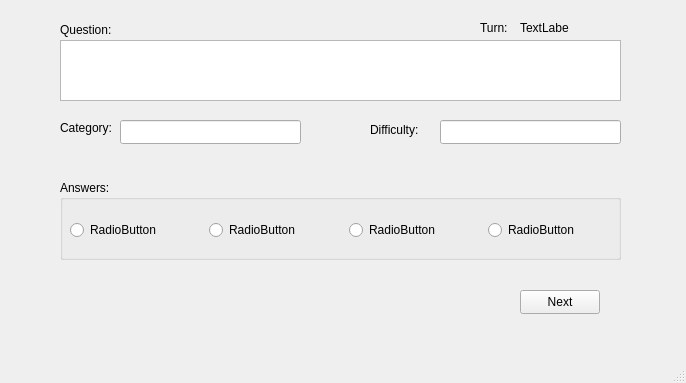
Before: the Qt Designer form mainwindow.ui in nimakkhezri/KOQ, drawn with Qt 5.
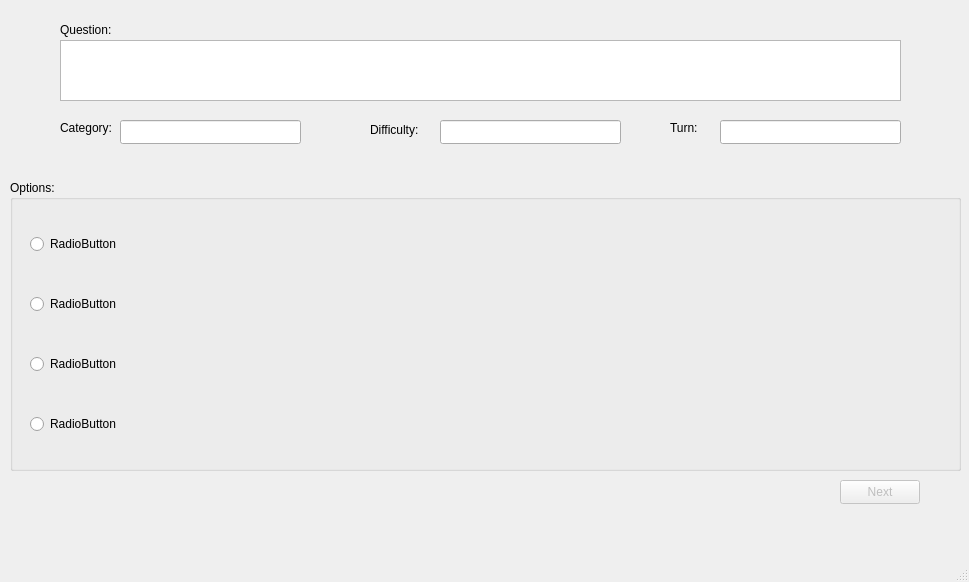
After: the same form once the commit is applied. The open tabs and pages were chosen to show the change.

What changed in the file:
```diff
--- a/mainwindow.ui
+++ b/mainwindow.ui
@@ -6,8 +6,8 @@
    <rect>
     <x>0</x>
     <y>0</y>
-    <width>686</width>
-    <height>383</height>
+    <width>969</width>
+    <height>582</height>
    </rect>
   </property>
   <property name="windowTitle">
@@ -19,8 +19,8 @@
      <rect>
       <x>0</x>
       <y>-30</y>
-      <width>731</width>
-      <height>381</height>
+      <width>971</width>
+      <height>591</height>
      </rect>
     </property>
     <widget class="QWidget" name="p1">
@@ -587,7 +587,7 @@
        <rect>
         <x>60</x>
         <y>70</y>
-        <width>561</width>
+        <width>841</width>
         <height>61</height>
        </rect>
       </property>
@@ -657,46 +657,25 @@
      <widget class="QGroupBox" name="groupBox">
       <property name="geometry">
        <rect>
-        <x>60</x>
+        <x>10</x>
         <y>210</y>
-        <width>561</width>
-        <height>80</height>
+        <width>951</width>
+        <height>291</height>
        </rect>
       </property>
       <property name="title">
-       <string>Answers:</string>
+       <string>Options:</string>
       </property>
       <widget class="QWidget" name="horizontalLayoutWidget_5">
        <property name="geometry">
         <rect>
-         <x>10</x>
+         <x>20</x>
          <y>20</y>
-         <width>551</width>
-         <height>61</height>
+         <width>931</width>
+         <height>271</height>
         </rect>
        </property>
-       <layout class="QHBoxLayout" name="horizontalLayout_8">
-        <item>
-         <widget class="QRadioButton" name="radioButton_4">
-          <property name="text">
-           <string>RadioButton</string>
-          </property>
-         </widget>
-        </item>
-        <item>
-         <widget class="QRadioButton" name="radioButton_3">
-          <property name="text">
-           <string>RadioButton</string>
-          </property>
-         </widget>
-        </item>
-        <item>
-         <widget class="QRadioButton" name="radioButton_2">
-          <property name="text">
-           <string>RadioButton</string>
-          </property>
-         </widget>
-        </item>
+       <layout class="QVBoxLayout" name="verticalLayout_3">
         <item>
          <widget class="QRadioButton" name="radioButton">
           <property name="text">
@@ -704,14 +683,38 @@
           </property>
          </widget>
         </item>
+        <item>
+         <widget class="QRadioButton" name="radioButton_2">
+          <property name="text">
+           <string>RadioButton</string>
+          </property>
+         </widget>
+        </item>
+        <item>
+         <widget class="QRadioButton" name="radioButton_3">
+          <property name="text">
+           <string>RadioButton</string>
+          </property>
+         </widget>
+        </item>
+        <item>
+         <widget class="QRadioButton" name="radioButton_4">
+          <property name="text">
+           <string>RadioButton</string>
+          </property>
+         </widget>
+        </item>
        </layout>
       </widget>
      </widget>
      <widget class="QPushButton" name="next_btn">
+      <property name="enabled">
+       <bool>false</bool>
+      </property>
       <property name="geometry">
        <rect>
-        <x>520</x>
-        <y>320</y>
+        <x>840</x>
+        <y>510</y>
         <width>80</width>
         <height>24</height>
        </rect>
@@ -719,12 +722,15 @@
       <property name="text">
        <string>Next</string>
       </property>
+      <property name="default">
+       <bool>false</bool>
+      </property>
      </widget>
      <widget class="QLabel" name="label_4">
       <property name="geometry">
        <rect>
-        <x>480</x>
-        <y>50</y>
+        <x>670</x>
+        <y>150</y>
         <width>31</width>
         <height>16</height>
        </rect>
@@ -733,18 +739,15 @@
        <string>Turn:</string>
       </property>
      </widget>
-     <widget class="QLabel" name="label_5">
+     <widget class="QLineEdit" name="lineEdit_4">
       <property name="geometry">
        <rect>
-        <x>520</x>
-        <y>50</y>
-        <width>49</width>
-        <height>16</height>
+        <x>720</x>
+        <y>150</y>
+        <width>181</width>
+        <height>24</height>
        </rect>
       </property>
-      <property name="text">
-       <string>TextLabel</string>
-      </property>
      </widget>
     </widget>
    </widget>
```
Left out of the diff: 46 changed lines with no effect on the pictures.
